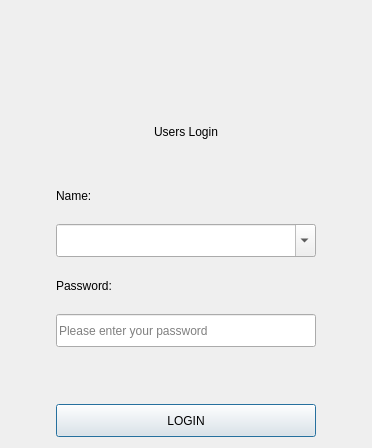
yuanjinxin123/shenglei, file mlogindlg.ui: the form before one commit.
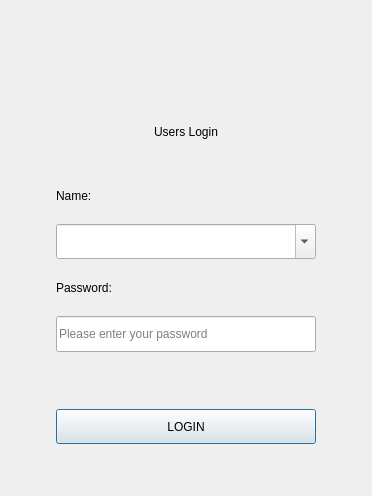
The form after the commit.

```diff
--- a/mlogindlg.ui
+++ b/mlogindlg.ui
@@ -7,7 +7,7 @@
     <x>0</x>
     <y>0</y>
     <width>372</width>
-    <height>448</height>
+    <height>496</height>
    </rect>
   </property>
   <property name="sizePolicy">
@@ -22,7 +22,7 @@
   <property name="styleSheet">
    <string notr="true"/>
   </property>
-  <layout class="QVBoxLayout" name="verticalLayout">
+  <layout class="QVBoxLayout" name="verticalLayout_2">
    <item>
     <layout class="QHBoxLayout" name="horizontalLayout">
      <item>
@@ -89,7 +89,7 @@
     </spacer>
    </item>
    <item>
-    <layout class="QVBoxLayout" name="verticalLayout_2">
+    <layout class="QVBoxLayout" name="verticalLayout">
      <property name="leftMargin">
       <number>45</number>
      </property>
@@ -307,6 +307,13 @@
        </property>
       </widget>
      </item>
+     <item>
+      <widget class="QLabel" name="label_3">
+       <property name="text">
+        <string/>
+       </property>
+      </widget>
+     </item>
     </layout>
    </item>
   </layout>
```
